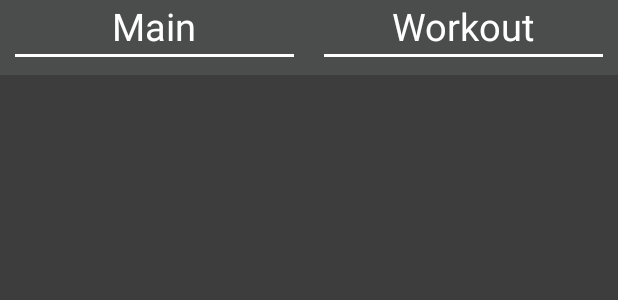
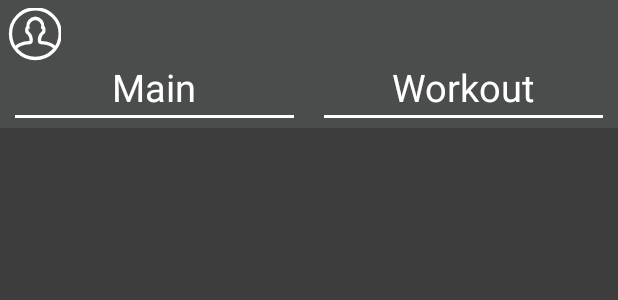
Before and after one commit to YuTaral/FitnessApp, an Android app: the layout main_activity.xml on its own in the app's theme, with its tools: preview values and no code run, on a phone screen of 412 x 824 dp. Shown: the top 300 px of the screen. Run offline under Robolectric (Android 15) with nearby library versions, the phone set to English and light mode, and no system bars.

Commit message:
Implements Drawer Layout and Logout action

```diff
--- a/app/src/main/java/com/example/fitnessapp/utils/Utils.kt
+++ b/app/src/main/java/com/example/fitnessapp/utils/Utils.kt
@@ -36,7 +36,7 @@ object Utils {
      * @param message the message to show
      * @param duration duration - short / long, long by default
      */
-    private fun showMessage(message: String, duration: Int = BaseTransientBottomBar.LENGTH_LONG) {
+    fun showMessage(message: String, duration: Int = BaseTransientBottomBar.LENGTH_LONG) {
         Snackbar.make(StateEngine.activeActivity.findViewById(R.id.user_message), message, duration)
                 .setBackgroundTint(getContext().getColor(R.color.snackbarGreyColor))
                 .setTextMaxLines(3)
--- /dev/null
+++ b/app/src/main/res/drawable/profile_icon.xml
@@ -0,0 +1,14 @@
+<vector xmlns:android="http://schemas.android.com/apk/res/android"
+    android:width="32dp"
+    android:height="32dp"
+    android:viewportWidth="32"
+    android:viewportHeight="32">
+  <path
+      android:pathData="M1.5,15.5a15,15 0,1 0,30 0a15,15 0,1 0,-30 0z"
+      android:strokeWidth="2"
+      android:strokeColor="@color/white"/>
+  <path
+      android:pathData="M4.5,24.5C5.32,22.48 8.78,21 12.9,20.9C13.16,20.94 13.43,20.87 13.64,20.7C13.84,20.52 13.95,20.27 13.95,20C14.16,18.09 13.43,16.19 12,14.9C11.64,14.9 11.34,14.16 11.34,13.25C11.34,12.34 11.64,11.6 12,11.6C11.83,10.28 12.22,8.94 13.07,7.92C13.93,6.9 15.17,6.27 16.5,6.2C17.83,6.27 19.07,6.9 19.93,7.92C20.78,8.94 21.17,10.28 21,11.6C21.36,11.6 21.66,12.34 21.66,13.25C21.66,14.16 21.36,14.9 21,14.9C19.57,16.19 18.84,18.09 19.05,20C19.05,20.27 19.16,20.52 19.36,20.7C19.57,20.87 19.84,20.94 20.1,20.9C24.22,21 27.68,22.48 28.5,24.5"
+      android:strokeWidth="2"
+      android:strokeColor="@color/white"/>
+</vector>
--- a/app/src/main/res/layout/main_activity.xml
+++ b/app/src/main/res/layout/main_activity.xml
@@ -1,16 +1,32 @@
 <?xml version="1.0" encoding="utf-8"?>
-<androidx.constraintlayout.widget.ConstraintLayout xmlns:android="http://schemas.android.com/apk/res/android"
+<androidx.drawerlayout.widget.DrawerLayout xmlns:android="http://schemas.android.com/apk/res/android"
+    xmlns:app="http://schemas.android.com/apk/res-auto"
+    android:id="@+id/drawer_layout"
     android:layout_width="match_parent"
-    android:layout_height="match_parent"
-    xmlns:app="http://schemas.android.com/apk/res-auto">
+    android:layout_height="match_parent">
+
+    <androidx.constraintlayout.widget.ConstraintLayout
+        android:layout_width="match_parent"
+        android:layout_height="match_parent">
 
         <androidx.constraintlayout.widget.ConstraintLayout
             android:id="@+id/header"
             android:layout_width="match_parent"
-        android:layout_height="50dp"
+            android:layout_height="85dp"
             android:background="@color/colorSecondary"
             app:layout_constraintTop_toTopOf="parent"
             app:layout_constraintStart_toStartOf="parent">
+
+            <ImageView
+                android:id="@+id/profile_img"
+                android:layout_width="35dp"
+                android:layout_height="35dp"
+                android:layout_marginStart="5dp"
+                android:layout_marginTop="5dp"
+                android:importantForAccessibility="no"
+                android:background="@drawable/profile_icon"
+                app:layout_constraintStart_toStartOf="parent"
+                app:layout_constraintTop_toTopOf="parent"/>
 
             <TextView
                 android:id="@+id/main_panel_lbl"
@@ -20,7 +36,7 @@
                 android:gravity="center"
                 android:text="@string/main_lbl"
                 android:textSize="25sp"
-            app:layout_constraintTop_toTopOf="parent"
+                app:layout_constraintTop_toBottomOf="@+id/profile_img"
                 app:layout_constraintStart_toStartOf="parent"
                 app:layout_constraintWidth_percent="0.5"/>
 
@@ -44,7 +60,7 @@
                 android:gravity="center"
                 android:text="@string/new_workout_lbl"
                 android:textSize="25sp"
-            app:layout_constraintTop_toTopOf="parent"
+                app:layout_constraintTop_toBottomOf="@+id/profile_img"
                 app:layout_constraintStart_toEndOf="@+id/main_panel_lbl"
                 app:layout_constraintWidth_percent="0.5"/>
 
@@ -92,3 +108,15 @@
             app:layout_constraintBottom_toBottomOf="parent"/>
 
     </androidx.constraintlayout.widget.ConstraintLayout>
+
+    <com.google.android.material.navigation.NavigationView
+        android:id="@+id/nav_view"
+        android:layout_width="wrap_content"
+        android:layout_height="match_parent"
+        android:layout_gravity="start"
+        android:fitsSystemWindows="true"
+        app:headerLayout="@layout/menu_header"
+        app:menu="@menu/nav_menu"
+        app:itemTextAppearance="@style/MenuItemStyle" />
+
+</androidx.drawerlayout.widget.DrawerLayout>
--- /dev/null
+++ b/app/src/main/res/menu/nav_menu.xml
@@ -0,0 +1,6 @@
+<?xml version="1.0" encoding="utf-8"?>
+<menu xmlns:android="http://schemas.android.com/apk/res/android">
+    <item
+        android:id="@+id/nav_logout"
+        android:title="@string/logout" />
+</menu>
--- a/app/src/main/res/values/strings.xml
+++ b/app/src/main/res/values/strings.xml
@@ -68,6 +68,7 @@
     <string name="muscle_groups_lbl">Muscle groups</string>
     <string name="target_muscle_groups_lbl">Target muscle groups:</string>
     <string name="exercises_lbl">Exercises:</string>
+    <string name="logout">Logout</string>
 
 
 </resources>
--- a/app/src/main/res/values/styles.xml
+++ b/app/src/main/res/values/styles.xml
@@ -12,4 +12,10 @@
     <style name="CheckBoxStyle" parent="Widget.AppCompat.CompoundButton.CheckBox">
         <item name="android:buttonTint">@color/white</item>
     </style>
+
+    <style name="MenuItemStyle" parent="TextAppearance.AppCompat">
+        <item name="android:textColor">@color/white</item>
+        <item name="android:textSize">16sp</item>
+        <item name="android:layout_marginStart">5dp</item>
+    </style>
 </resources>
```
Also changed, not shown: app/src/main/java/com/example/fitnessapp/MainActivity.kt (+56 -0 lines), app/src/main/res/drawable/log_out_icon.xml (added, +36 -0 lines), app/src/main/res/layout/menu_header.xml (added, +31 -0 lines). Lines whose indentation alone changed are shown as unchanged.
